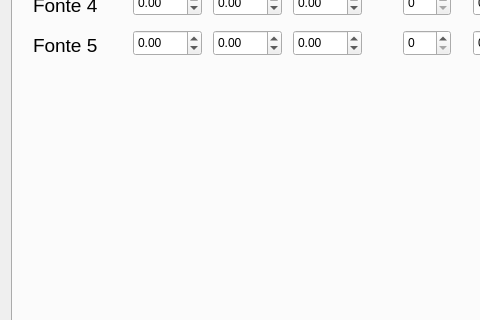
The window that mainwindow.ui (Alexandrecajamos/RayCasting) describes before a commit, drawn with Qt 5; both pictures show x 0 to 480 and y 314 to 634 of the 942 by 717 pixel window.
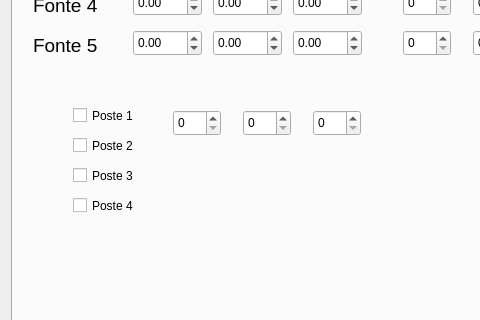
The same window after the commit. The open tabs and pages were chosen to show the change.

```diff
--- a/mainwindow.ui
+++ b/mainwindow.ui
@@ -1546,6 +1546,97 @@
          <number>255</number>
         </property>
        </widget>
+       <widget class="QCheckBox" name="Poste1">
+        <property name="geometry">
+         <rect>
+          <x>60</x>
+          <y>360</y>
+          <width>101</width>
+          <height>31</height>
+         </rect>
+        </property>
+        <property name="text">
+         <string>Poste 1</string>
+        </property>
+       </widget>
+       <widget class="QCheckBox" name="Poste2">
+        <property name="geometry">
+         <rect>
+          <x>60</x>
+          <y>390</y>
+          <width>101</width>
+          <height>31</height>
+         </rect>
+        </property>
+        <property name="text">
+         <string>Poste 2</string>
+        </property>
+       </widget>
+       <widget class="QCheckBox" name="Poste3">
+        <property name="geometry">
+         <rect>
+          <x>60</x>
+          <y>420</y>
+          <width>101</width>
+          <height>31</height>
+         </rect>
+        </property>
+        <property name="text">
+         <string>Poste 3</string>
+        </property>
+       </widget>
+       <widget class="QCheckBox" name="Poste4">
+        <property name="geometry">
+         <rect>
+          <x>60</x>
+          <y>450</y>
+          <width>101</width>
+          <height>31</height>
+         </rect>
+        </property>
+        <property name="text">
+         <string>Poste 4</string>
+        </property>
+       </widget>
+       <widget class="QSpinBox" name="Lp1_R">
+        <property name="geometry">
+         <rect>
+          <x>160</x>
+          <y>370</y>
+          <width>48</width>
+          <height>26</height>
+         </rect>
+        </property>
+        <property name="maximum">
+         <number>255</number>
+        </property>
+       </widget>
+       <widget class="QSpinBox" name="Lp1_G">
+        <property name="geometry">
+         <rect>
+          <x>230</x>
+          <y>370</y>
+          <width>48</width>
+          <height>26</height>
+         </rect>
+        </property>
+        <property name="maximum">
+         <number>255</number>
+        </property>
+       </widget>
+       <widget class="QSpinBox" name="Lp1_B">
+        <property name="geometry">
+         <rect>
+          <x>300</x>
+          <y>370</y>
+          <width>48</width>
+          <height>26</height>
+         </rect>
+        </property>
+        <property name="maximum">
+         <number>255</number>
+        </property>
+       </widget>
       </widget>
       <widget class="QWidget" name="tab_3">
        <attribute name="title">
```
Left out of the diff: 30 changed lines with no effect on the pictures.
